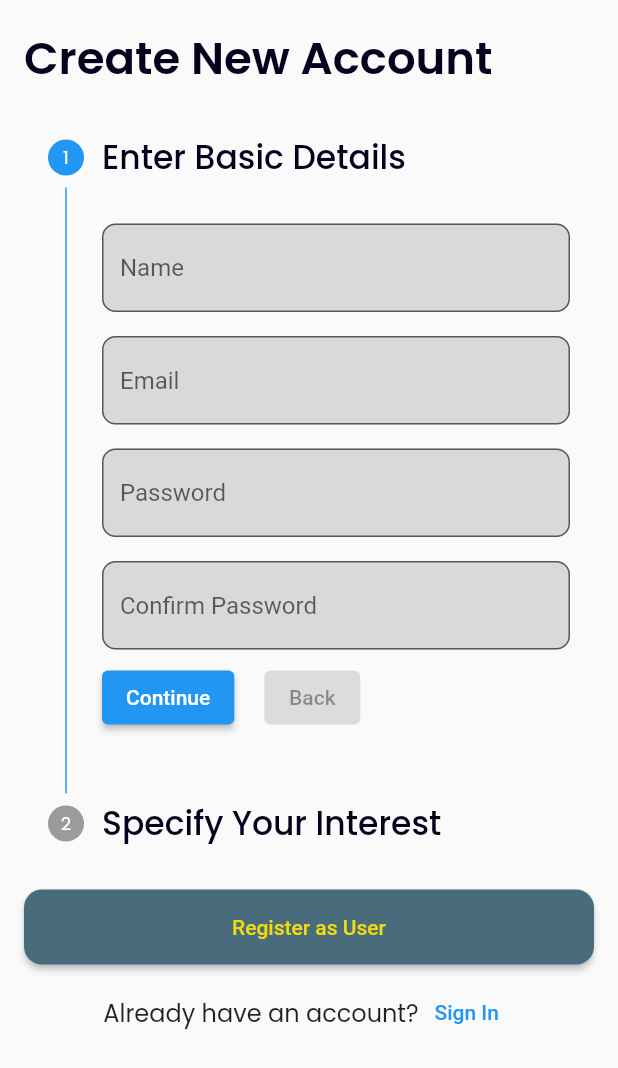
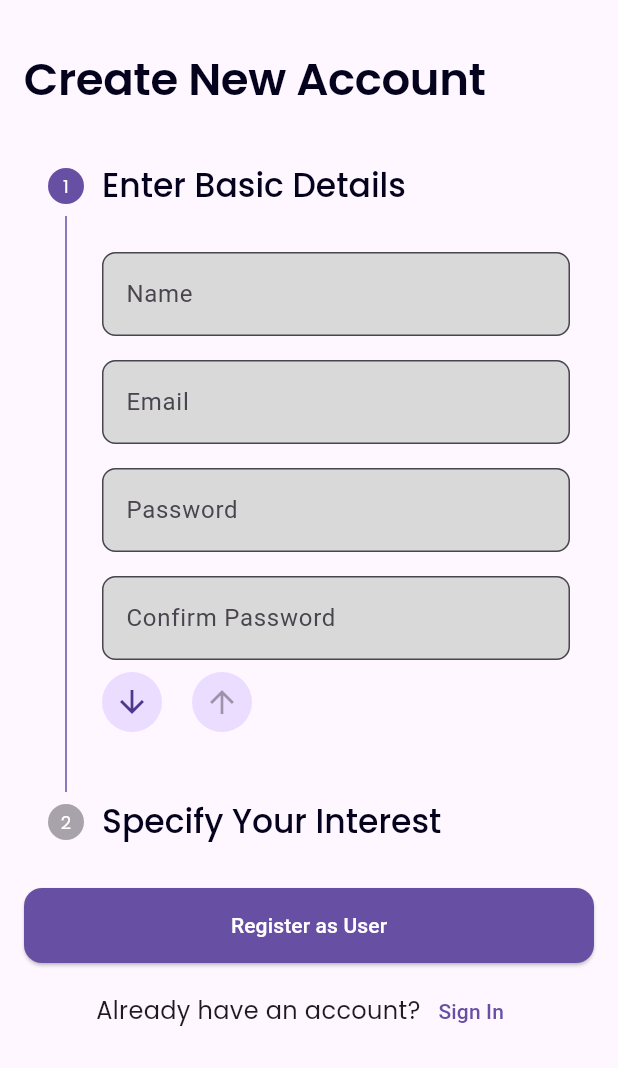
Before and after one commit to squidrye/TRINIT_594092-U761CZ4G_DEV, a Flutter app: the screen it shows after launch, after a tap on "Register as User", on a phone screen of 412 x 824 dp. Shown: the top 1068 px of the screen. Run offline on Flutter 3.47's test engine with Material 2 defaults, Android fonts, the phone set to English and light mode, and no system bars.

Commit message:
theme changes

```diff
--- a/lib/main.dart
+++ b/lib/main.dart
@@ -17,7 +17,8 @@ void main() {
         NGORegisterScreen.route: (context) => NGORegisterScreen(),
       },
       theme: ThemeData(
-        primaryColor: Color(0xFF486C7C),
+
+        useMaterial3: true,
         inputDecorationTheme: InputDecorationTheme(
             border: OutlineInputBorder(borderRadius: BorderRadius.circular(9)),
             fillColor: Color(0xFFD9D9D9),
--- a/lib/presentation/SplashScreen.dart
+++ b/lib/presentation/SplashScreen.dart
@@ -25,7 +25,7 @@ class _SplashScreenState extends State<SplashScreen> {
   @override
   Widget build(BuildContext context) {
     return Scaffold(
-      backgroundColor: Color(0xFF486C7C),
+      backgroundColor: Colors.black,
       body: Image.asset(
         "assets/splash_screen/we_care.gif",
         gaplessPlayback: true,
--- a/lib/presentation/UserRegisterScreen.dart
+++ b/lib/presentation/UserRegisterScreen.dart
@@ -38,7 +38,10 @@ class _UserRegisterScreenState extends State<UserRegisterScreen> {
             child: SingleChildScrollView(
               child: Column(
                 children: [
-                  XTitle(value: "Create New Account"),
+                  Container(
+                    margin: EdgeInsets.only(top:20,bottom: 10),
+                    child: XTitle(value: "Create New Account"),
+                  ),
                   Stepper(
                     physics: NeverScrollableScrollPhysics(),
                     currentStep: _currentStep,
@@ -62,16 +65,20 @@ class _UserRegisterScreenState extends State<UserRegisterScreen> {
                       return Row(
                         children: [
                           if (details.currentStep != getSteps().length - 1)
-                            ElevatedButton(
-                              onPressed: details.onStepContinue,
-                              child: Text('Continue'),
+                            CircleAvatar(
+                              child: IconButton(
+                                icon: Icon(Icons.arrow_downward),
+                                onPressed: details.onStepContinue,
+                              ),
                             ),
                           const SizedBox(
                             width: 20,
                           ),
-                          ElevatedButton(
-                            onPressed: details.onStepCancel,
-                            child: Text('Back'),
+                          CircleAvatar(
+                            child: IconButton(
+                              icon:Icon(Icons.arrow_upward,),
+                              onPressed: details.onStepCancel,
+                            ),
                           ),
                         ],
                       );
--- a/lib/presentation/widget/CommonWidgets.dart
+++ b/lib/presentation/widget/CommonWidgets.dart
@@ -110,7 +110,7 @@ class XButton extends StatelessWidget {
               Radius.circular(12),
             ),
           ),
-          foregroundColor: alter ? Theme.of(context).primaryColor : Color(0xFFF2DA0E),
+          foregroundColor: alter ? Theme.of(context).primaryColor : Colors.white,
           backgroundColor: alter ? Colors.white : Theme.of(context).primaryColor,
         ),
         child: Text(text),
```
Also changed, not shown: lib/presentation/NGORegisterScreen.dart (+12 -6 lines), assets/splash_screen/we_care.gif.
